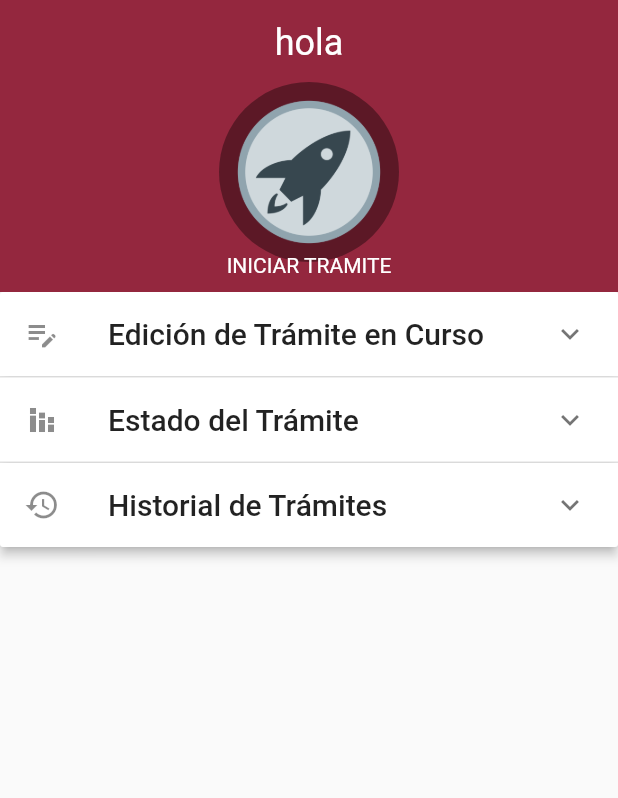
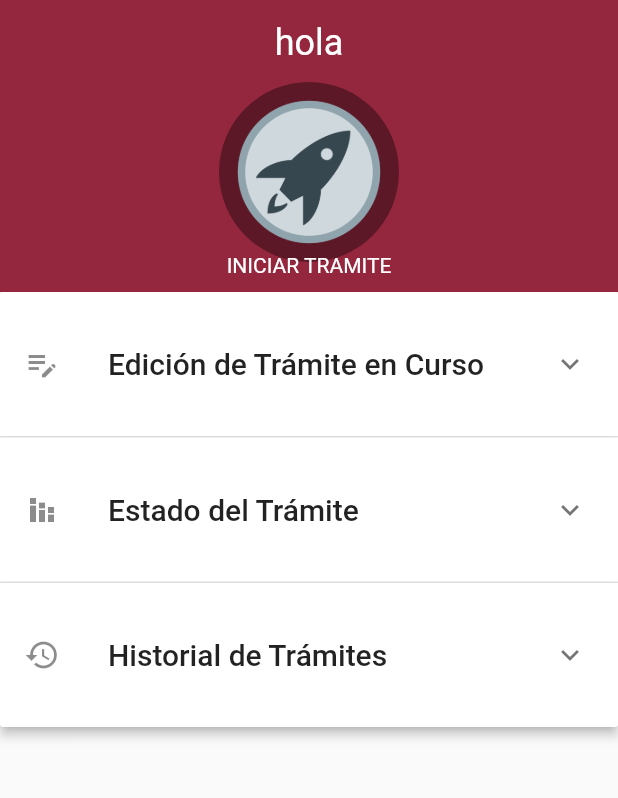
Before and after one commit to FSALVA157/fl_mediacion_clienteApp, a Flutter app: the HomeScreen screen opened by its route, on a phone screen of 412 x 824 dp, the part 83-881 px from its top. Run offline on Flutter 3.47's test engine with Material 2 defaults, Android fonts, the light colour scheme and no system bars; our stand-ins replace shared_preferences; accounts and stored records are empty.

Commit message:
corregido el home screen y los paddin de expanded list

```diff
--- a/lib/screens/home_screen.dart
+++ b/lib/screens/home_screen.dart
@@ -92,9 +92,12 @@ class _SliverHome extends StatelessWidget {
                 canTapOnHeader: true,
                 value: "formulario",
                 headerBuilder: (context, isExpanded){
-                  return ListTile(
+                  return Padding(
+                    padding: const EdgeInsets.symmetric(vertical: 20),
+                    child: ListTile(
                       leading: Icon(Icons.edit_note_outlined),
                       title: Text('Edición de Trámite en Curso', style: Theme.of(context).textTheme.headline6),
+                    ),
                   );
                 } ,
                 body: ListTile(
@@ -110,9 +113,12 @@ ExpansionPanelRadio _expansionPanelEstadoTramite() {
                 canTapOnHeader: true,
                 value: "detalle",
                 headerBuilder: (context, isExpanded){
-                  return ListTile(
+                  return Padding(
+                    padding: const EdgeInsets.symmetric(vertical: 20),
+                    child: ListTile(
                       leading: Icon(Icons.stacked_bar_chart_outlined),
                       title: Text('Estado del Trámite', style: Theme.of(context).textTheme.headline6),
+                    ),
                   );
                 } ,
                 body: ListTile(
@@ -127,9 +133,12 @@ ExpansionPanelRadio _expansionPanelEstadoTramite() {
                 canTapOnHeader: true,
                 value: "historial",
                 headerBuilder: (context, isExpanded){
-                  return ListTile(
+                  return Padding(
+                    padding: const EdgeInsets.symmetric(vertical: 20.0),
+                    child: ListTile(
                       leading: Icon(Icons.history),
                       title: Text('Historial de Trámites', style: Theme.of(context).textTheme.headline6),
+                    ),
                   );
                 } ,
                 body: ListTile(
```
Lines whose indentation alone changed are shown as unchanged.
